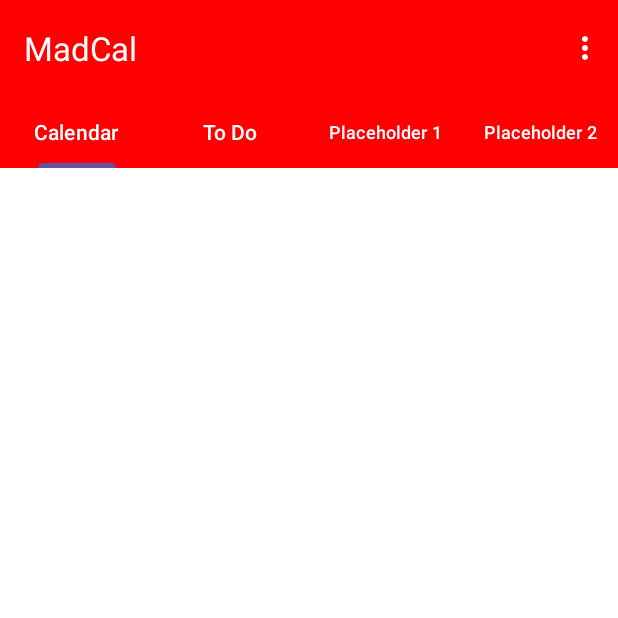
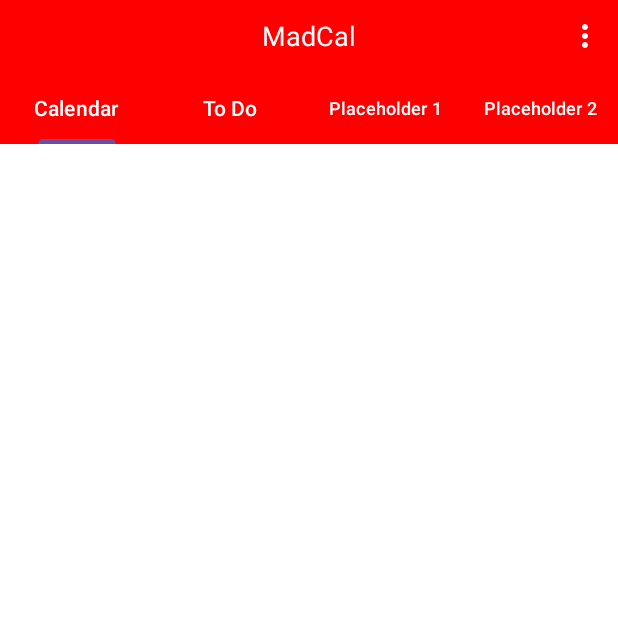
Before and after one commit to OwenOsga/MadCal, an Android app: the screen it shows after launch (MainActivity), on a phone screen of 412 x 824 dp, the top half of it. Run offline under Robolectric (Android 15) with nearby library versions, the phone set to English and light mode, and no system bars.

Commit message:
added some new flavor text

```diff
--- a/app/src/main/java/com/cs407/madcal/MainActivity.java
+++ b/app/src/main/java/com/cs407/madcal/MainActivity.java
@@ -19,6 +19,7 @@ public class MainActivity extends AppCompatActivity {
 
         Toolbar toolbar = findViewById(R.id.toolbar);
         setSupportActionBar(toolbar);
+        getSupportActionBar().setDisplayShowTitleEnabled(false);
 
         // Initialize ViewPager2 and TabLayout
         ViewPager2 viewPager = findViewById(R.id.viewPager);
--- a/app/src/main/res/layout/activity_main.xml
+++ b/app/src/main/res/layout/activity_main.xml
@@ -7,15 +7,28 @@
     android:background="#FFFFFF"
     tools:context=".MainActivity">
 
-    <!-- Red Toolbar at the top -->
     <androidx.appcompat.widget.Toolbar
         android:id="@+id/toolbar"
         android:layout_width="match_parent"
-        android:layout_height="?attr/actionBarSize"
+        android:layout_height="48dp"
         android:background="#FF0000"
+        android:popupTheme="@style/ThemeOverlay.AppCompat.Light"
         android:theme="@style/ThemeOverlay.AppCompat.Dark.ActionBar"
-        android:popupTheme="@style/ThemeOverlay.AppCompat.Light"
-        app:layout_constraintTop_toTopOf="parent" />
+        app:layout_constraintTop_toTopOf="parent"
+        tools:layout_editor_absoluteX="0dp">
+
+        <!-- Title "MadCal" centered in the Toolbar -->
+        <TextView
+            android:id="@+id/toolbar_title"
+            android:layout_width="wrap_content"
+            android:layout_height="wrap_content"
+            android:text="MadCal"
+            android:textColor="#FFFFFF"
+            android:textSize="18sp"
+            android:gravity="center"
+            android:layout_gravity="center" />
+
+    </androidx.appcompat.widget.Toolbar>
 
     <!-- TabLayout below the Toolbar -->
 <com.google.android.material.tabs.TabLayout
--- /dev/null
+++ b/app/src/main/res/layout/fragment_calendar.xml
@@ -0,0 +1,6 @@
+<?xml version="1.0" encoding="utf-8"?>
+<androidx.constraintlayout.widget.ConstraintLayout xmlns:android="http://schemas.android.com/apk/res/android"
+    xmlns:app="http://schemas.android.com/apk/res-auto"
+    xmlns:tools="http://schemas.android.com/tools"
+    android:layout_width="match_parent"
+    android:layout_height="match_parent"/>
```
Lines whose indentation alone changed are shown as unchanged.
